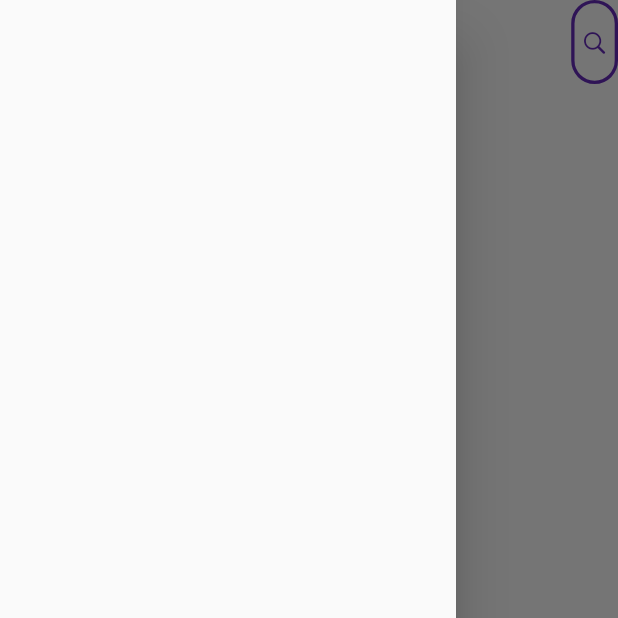
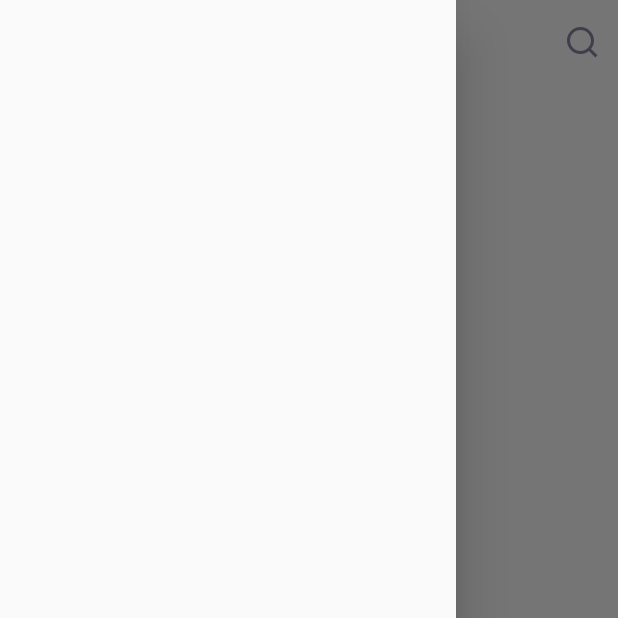
Before and after one commit to MirrikhSoftware/Quran-uz-app, a Flutter app: the HomeScreen screen opened by its route, with the side drawer open, on a phone screen of 412 x 824 dp, the top half of it. Run offline on Flutter 3.47's test engine with Material 2 defaults, Android fonts, the phone set to English and light mode, and no system bars; our stand-ins replace bloc, flutter_bloc, flutter_screenutil, flutter_svg, hive, hive_flutter; missing offline and left inert: dart:js, quran_uz; accounts and stored records are empty.

Commit message:
SearchListDelegete

```diff
--- a/lib/view/screens/home/home_screen.dart
+++ b/lib/view/screens/home/home_screen.dart
@@ -3,6 +3,7 @@ import 'package:flutter/material.dart';
 import 'package:quran/core/core.dart';
 import 'package:quran/routes/app_navigator.dart';
 import 'package:quran/view/screens/home/test_page.dart';
+import 'package:quran/view/widgets/buttons/app_icon_button.dart';
 import 'package:quran/view/widgets/buttons/rounded_icon_button.dart';
 import 'package:quran/view/widgets/sura_list_tile.dart';
 
@@ -21,10 +22,10 @@ class _HomeScreenState extends State<HomeScreen> {
     return Scaffold(
       appBar: AppBar(
         actions: [
-          RoundedIconButton(icon: CupertinoIcons.search, onPressed: () {})
+          AppIconButton(icon: AppIcons.search, onPressed: () {}),
         ],
       ),
-      drawer: Drawer(),
+      drawer: const Drawer(),
       backgroundColor: AppColors.white,
       body: Scrollbar(
         controller: _scrollController,
```
Also changed, not shown: lib/view/widgets/app_search_delegate.dart (added, +40 -0 lines).
